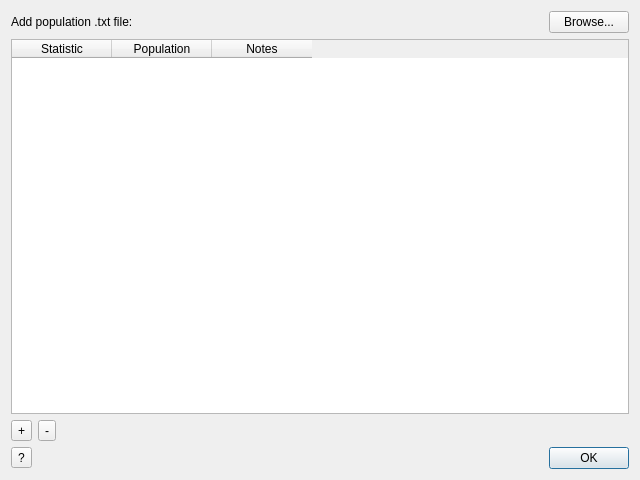
Old version of the form ui/Calculate.ui in the repository alex-r-bigelow/genepi_ngs_scripts.
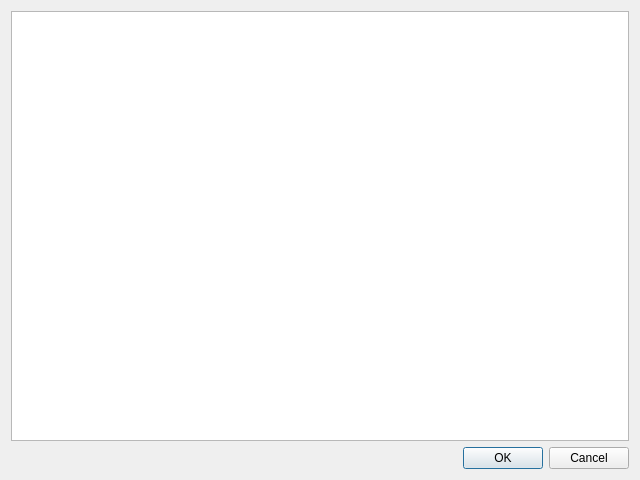
New version of the form.

Patch:
```diff
--- a/ui/Calculate.ui
+++ b/ui/Calculate.ui
@@ -15,129 +15,17 @@
   </property>
   <layout class="QVBoxLayout" name="verticalLayout_2">
    <item>
-    <layout class="QHBoxLayout" name="horizontalLayout_2">
-     <item>
-      <widget class="QLabel" name="label">
-       <property name="text">
-        <string>Add population .txt file:</string>
-       </property>
-      </widget>
-     </item>
-     <item>
-      <spacer name="horizontalSpacer_3">
-       <property name="orientation">
-        <enum>Qt::Horizontal</enum>
-       </property>
-       <property name="sizeHint" stdset="0">
-        <size>
-         <width>40</width>
-         <height>20</height>
-        </size>
-       </property>
-      </spacer>
-     </item>
-     <item>
-      <widget class="QPushButton" name="browsePopulationButton">
-       <property name="text">
-        <string>Browse...</string>
-       </property>
-      </widget>
-     </item>
-    </layout>
+    <widget class="QListWidget" name="listWidget"/>
    </item>
    <item>
-    <layout class="QVBoxLayout" name="verticalLayout">
-     <item>
-      <widget class="QTableWidget" name="tableWidget">
-       <property name="selectionMode">
-        <enum>QAbstractItemView::SingleSelection</enum>
-       </property>
-       <column>
-        <property name="text">
-         <string>Statistic</string>
-        </property>
-       </column>
-       <column>
-        <property name="text">
-         <string>Population</string>
-        </property>
-       </column>
-       <column>
-        <property name="text">
-         <string>Notes</string>
-        </property>
-       </column>
-      </widget>
-     </item>
-     <item>
-      <layout class="QHBoxLayout" name="horizontalLayout_3">
-       <item>
-        <widget class="QToolButton" name="addStatButton">
-         <property name="text">
-          <string>+</string>
-         </property>
-        </widget>
-       </item>
-       <item>
-        <widget class="QToolButton" name="removeStatButton">
-         <property name="text">
-          <string>-</string>
-         </property>
-        </widget>
-       </item>
-       <item>
-        <spacer name="horizontalSpacer_2">
-         <property name="orientation">
-          <enum>Qt::Horizontal</enum>
-         </property>
-         <property name="sizeHint" stdset="0">
-          <size>
-           <width>40</width>
-           <height>20</height>
-          </size>
-         </property>
-        </spacer>
-       </item>
-      </layout>
-     </item>
-    </layout>
-   </item>
-   <item>
-    <layout class="QHBoxLayout" name="horizontalLayout">
-     <item>
-      <widget class="QToolButton" name="calculateHelpButton">
-       <property name="text">
-        <string>?</string>
-       </property>
-      </widget>
-     </item>
-     <item>
-      <spacer name="horizontalSpacer">
-       <property name="orientation">
-        <enum>Qt::Horizontal</enum>
-       </property>
-       <property name="sizeHint" stdset="0">
-        <size>
-         <width>40</width>
-         <height>20</height>
-        </size>
-       </property>
-      </spacer>
-     </item>
-     <item>
-      <widget class="QPushButton" name="calculateOkButton">
-       <property name="text">
-        <string>OK</string>
-       </property>
-       <property name="autoDefault">
-        <bool>false</bool>
-       </property>
-       <property name="default">
-        <bool>true</bool>
-       </property>
-      </widget>
-     </item>
-    </layout>
+    <widget class="QDialogButtonBox" name="buttonBox">
+     <property name="orientation">
+      <enum>Qt::Horizontal</enum>
+     </property>
+     <property name="standardButtons">
+      <set>QDialogButtonBox::Cancel|QDialogButtonBox::Ok</set>
+     </property>
+    </widget>
    </item>
   </layout>
  </widget>
```
Left out of the diff: 6 changed lines with no effect on the pictures.
